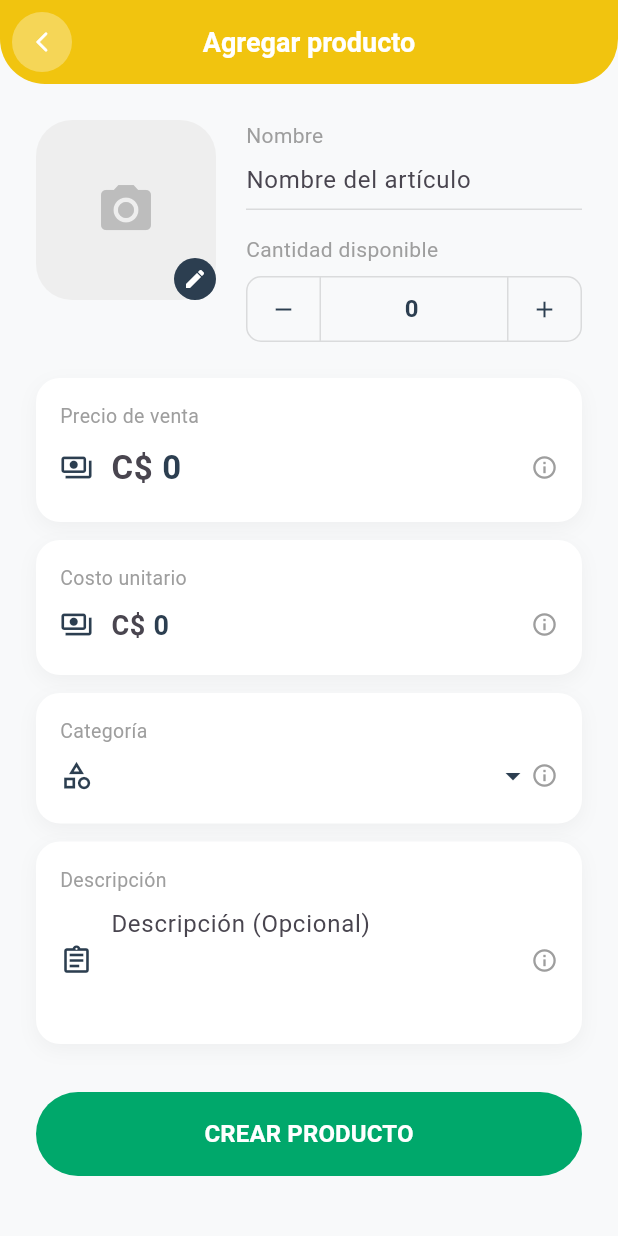
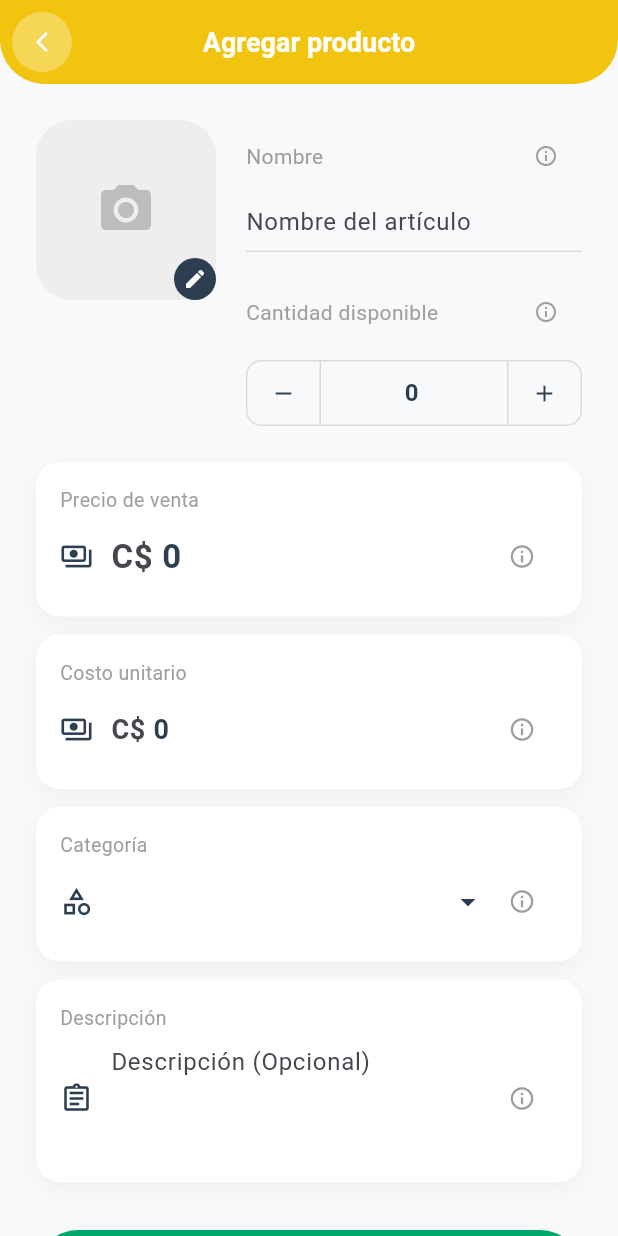
Before and after one commit to ezeJona/finance_app, a Flutter app: the ProductFormPage screen opened directly, on a phone screen of 412 x 824 dp. Run offline on Flutter 3.47's test engine with Material 3 defaults, Android fonts, the phone set to English and light mode, and no system bars; our stand-ins replace cached_network_image, connectivity_plus, flutter_hooks, flutter_local_notifications, hive, hive_flutter and 7 more; missing offline and left inert: excel; accounts and stored records are empty; network calls fail.

Commit message:
Edit and delete sale; error icon on form for user information

```diff
--- a/lib/pages/inventory/product_form_page.dart
+++ b/lib/pages/inventory/product_form_page.dart
@@ -117,9 +117,6 @@ class ProductFormPage extends HookConsumerWidget {
           Navigator.pop(context);
         }
       } catch (e) {
-        // Si el error es una dependencia circular de Riverpod pero la operación se realizó
-        // (lo cual suele pasar si el estado se actualizó pero disparó un ciclo en la UI),
-        // permitimos que el usuario continúe ya que el producto sí se guardó.
         if (e.toString().contains('CircularDependencyError')) {
           if (context.mounted) {
             ScaffoldMessenger.of(context).showSnackBar(
@@ -214,7 +211,22 @@ class ProductFormPage extends HookConsumerWidget {
                     child: Column(
                       crossAxisAlignment: CrossAxisAlignment.start,
                       children: [
-                        const Text("Nombre", style: TextStyle(color: Colors.grey, fontSize: 14)),
+                        Row(
+                          mainAxisAlignment: MainAxisAlignment.spaceBetween,
+                          children: [
+                            const Text("Nombre", style: TextStyle(color: Colors.grey, fontSize: 14)),
+                            IconButton(
+                              icon: const Icon(Icons.info_outline, color: Colors.grey, size: 16),
+                              padding: EdgeInsets.zero,
+                              constraints: const BoxConstraints(),
+                              onPressed: () => _showInfoDialog(
+                                context,
+                                "Nombre",
+                                "El nombre comercial con el que identificas el producto en tus ventas y reportes."
+                              ),
+                            ),
+                          ],
+                        ),
                         TextFormField(
                           controller: nameController,
                           decoration: const InputDecoration(
@@ -226,7 +238,22 @@ class ProductFormPage extends HookConsumerWidget {
                           validator: (val) => val == null || val.isEmpty ? 'Obligatorio' : null,
                         ),
                         const SizedBox(height: 16),
-                        const Text("Cantidad disponible", style: TextStyle(color: Colors.grey, fontSize: 14)),
+                        Row(
+                          mainAxisAlignment: MainAxisAlignment.spaceBetween,
+                          children: [
+                            const Text("Cantidad disponible", style: TextStyle(color: Colors.grey, fontSize: 14)),
+                            IconButton(
+                              icon: const Icon(Icons.info_outline, color: Colors.grey, size: 16),
+                              padding: EdgeInsets.zero,
+                              constraints: const BoxConstraints(),
+                              onPressed: () => _showInfoDialog(
+                                context,
+                                "Cantidad disponible",
+                                "Es el inventario físico actual que tienes para vender. Se descontará automáticamente con cada venta."
+                              ),
+                            ),
+                          ],
+                        ),
                         const SizedBox(height: 8),
                         _buildCounter(stockController),
                       ],
@@ -238,8 +265,10 @@ class ProductFormPage extends HookConsumerWidget {
 
               // Campo 1: Precio de Venta
               _buildInputCard(
+                context: context,
                 label: "Precio de venta",
                 icon: Icons.payments_outlined,
+                infoText: "El precio final que paga el cliente. Debe ser mayor al costo para generar una ganancia.",
                 child: TextFormField(
                   controller: salePriceController,
                   style: const TextStyle(fontSize: 22, fontWeight: FontWeight.bold, color: darkNavy),
@@ -256,8 +285,10 @@ class ProductFormPage extends HookConsumerWidget {
 
               // Campo 2: Costo Unitario
               _buildInputCard(
+                context: context,
                 label: "Costo unitario",
                 icon: Icons.payments_outlined,
+                infoText: "Lo que te cuesta a ti adquirir cada unidad. Es vital para calcular la rentabilidad de tu negocio.",
                 child: TextFormField(
                   controller: costPriceController,
                   style: const TextStyle(fontSize: 18, fontWeight: FontWeight.bold, color: darkNavy),
@@ -274,8 +305,10 @@ class ProductFormPage extends HookConsumerWidget {
 
               // Campo 3: Categoría
               _buildInputCard(
+                context: context,
                 label: "Categoría",
                 icon: Icons.category_outlined,
+                infoText: "Organiza tus productos por grupos para obtener mejores reportes y encontrarlos más rápido.",
                 child: categoriesAsync.when(
                   data: (categories) => DropdownButtonFormField<int>(
                     initialValue: selectedCategoryId.value,
@@ -293,8 +326,10 @@ class ProductFormPage extends HookConsumerWidget {
 
               // Campo 4: Descripción
               _buildInputCard(
+                context: context,
                 label: "Descripción",
                 icon: Icons.assignment_outlined,
+                infoText: "Detalles adicionales opcionales como marca, modelo o especificaciones del producto.",
                 child: TextFormField(
                   controller: descriptionController,
                   maxLines: 3,
@@ -333,7 +368,13 @@ class ProductFormPage extends HookConsumerWidget {
   }
 
   // Helper para construir las tarjetas de entrada
-  Widget _buildInputCard({required String label, required IconData icon, required Widget child}) {
+  Widget _buildInputCard({
+    required BuildContext context,
+    required String label,
+    required IconData icon,
+    required Widget child,
+    String? infoText,
+  }) {
     return Container(
       padding: const EdgeInsets.all(16),
       decoration: BoxDecoration(
@@ -357,8 +398,37 @@ class ProductFormPage extends HookConsumerWidget {
               Icon(icon, color: darkNavy, size: 22),
               const SizedBox(width: 12),
               Expanded(child: child),
-              const Icon(Icons.info_outline, color: Colors.grey, size: 18),
+              if (infoText != null)
+                IconButton(
+                  icon: const Icon(Icons.info_outline, color: Colors.grey, size: 18),
+                  onPressed: () => _showInfoDialog(context, label, infoText),
+                )
+              else
+                const Icon(Icons.info_outline, color: Colors.grey, size: 18),
             ],
+          ),
+        ],
+      ),
+    );
+  }
+
+  void _showInfoDialog(BuildContext context, String title, String message) {
+    showDialog(
+      context: context,
+      builder: (context) => AlertDialog(
+        shape: RoundedRectangleBorder(borderRadius: BorderRadius.circular(20)),
+        title: Row(
+          children: [
+            const Icon(Icons.info_outline, color: primaryYellow),
+            const SizedBox(width: 10),
+            Text(title, style: const TextStyle(color: darkNavy, fontWeight: FontWeight.bold)),
+          ],
+        ),
+        content: Text(message, style: const TextStyle(fontSize: 15)),
+        actions: [
+          TextButton(
+            onPressed: () => Navigator.pop(context),
+            child: const Text('ENTENDIDO', style: TextStyle(color: darkNavy, fontWeight: FontWeight.bold)),
           ),
         ],
       ),
--- a/pubspec.yaml
+++ b/pubspec.yaml
@@ -83,9 +83,7 @@ flutter:
 
   # To add assets to your application, add an assets section, like this:
   assets:
-    - assets/logotipo.png
-    - assets/Finora.png
-    - assets/finora f.png
+    - assets/
 
   # An image asset can refer to one or more resolution-specific "variants", see
   # https://flutter.dev/to/resolution-aware-images
```
Also changed, not shown: lib/pages/dashboard/balance_page.dart (+23 -0 lines), lib/pages/user/login_page.dart (+0 -16 lines), lib/pages/user/welcome_page.dart (+4 -10 lines), assets/bienvenida.png (added), 1 other file.
